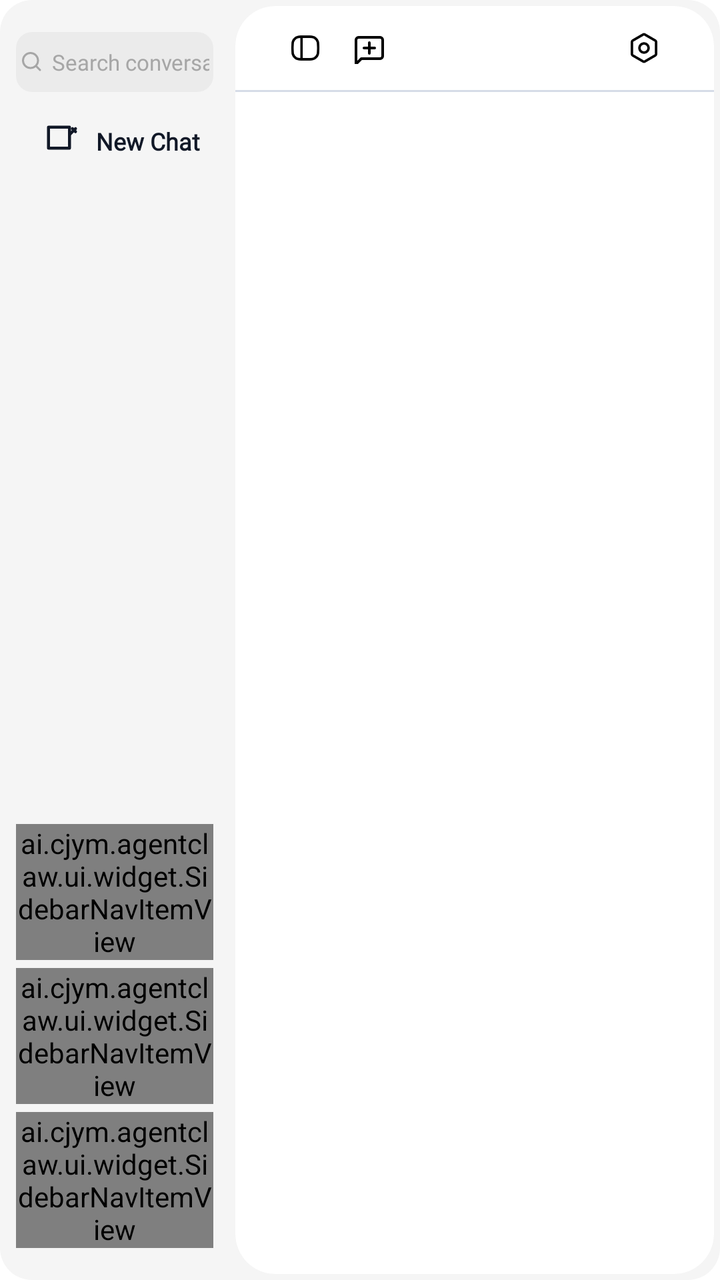
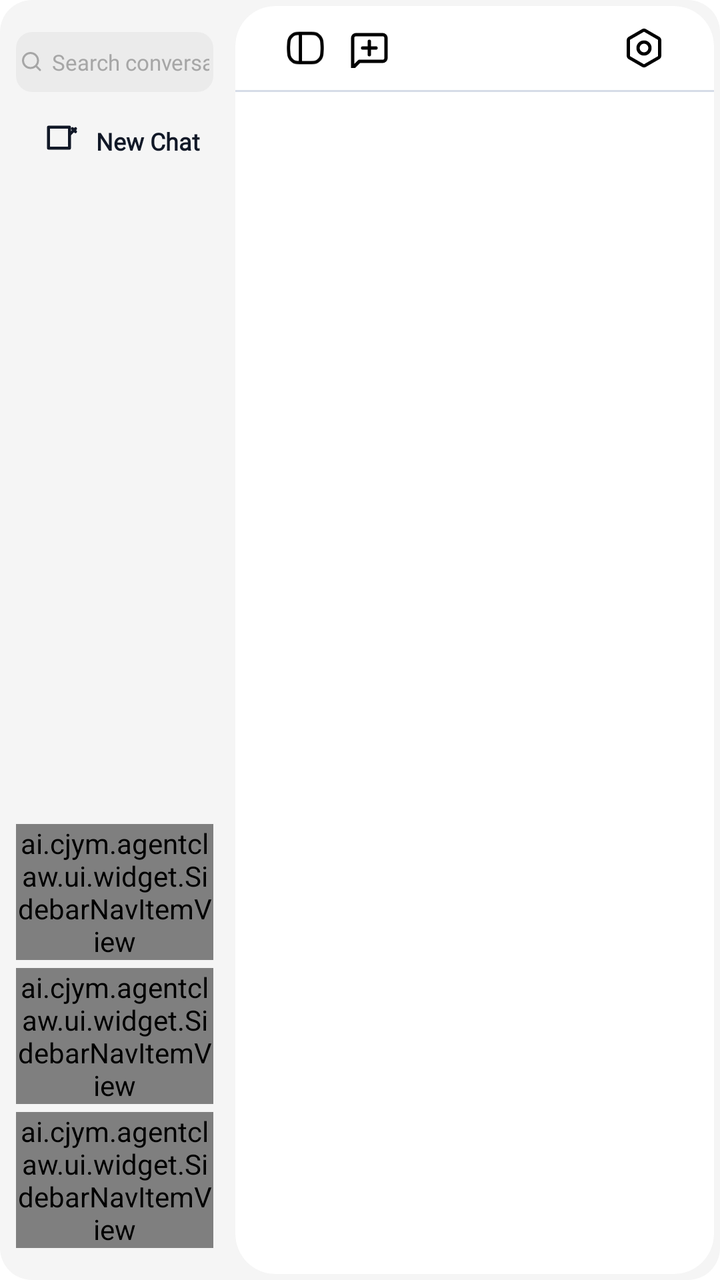

The first picture is an Android layout as it rendered before a commit; the second is the same layout after the commit. The layout source and the unified diff follow.
<!-- AndroidManifest.xml: application theme Theme.AgentClaw -->
<!-- res/layout/activity_shell.xml -->
<?xml version="1.0" encoding="utf-8"?>
<LinearLayout xmlns:android="http://schemas.android.com/apk/res/android"
    xmlns:app="http://schemas.android.com/apk/res-auto"
    android:id="@+id/shellRoot"
    android:layout_width="match_parent"
    android:layout_height="match_parent"
    android:background="@drawable/bg_shell_external"
    android:orientation="horizontal">

    <LinearLayout
        android:id="@+id/sidebarContainer"
        android:layout_width="0dp"
        android:layout_height="match_parent"
        android:layout_weight="1.2"
        android:orientation="vertical"
        android:paddingStart="8dp"
        android:paddingRight="8dp"
        android:paddingTop="16dp"
        android:paddingBottom="16dp">

        <TextView
            android:id="@+id/sidebarSearchInput"
            android:layout_width="match_parent"
            android:layout_height="30dp"
            android:background="@drawable/bg_shell_search_field"
            android:clickable="true"
            android:drawableStart="@drawable/ic_shell_search_small"
            android:drawablePadding="4dp"
            android:focusable="false"
            android:focusableInTouchMode="false"
            android:fontFamily="@font/misans_medium"
            android:gravity="center_vertical"
            android:hint="@string/shell_search_hint"
            android:importantForAutofill="no"
            android:inputType="text"
            android:maxLines="1"
            android:paddingStart="2dp"
            android:paddingEnd="2dp"
            android:textColor="@color/text_primary"
            android:textColorHint="@color/sidebar_muted"
            android:textSize="11sp" />

        <TextView
            android:id="@+id/newChatButton"
            android:layout_width="match_parent"
            android:layout_height="wrap_content"
            android:background="@drawable/bg_shell_session_item"
            android:clickable="true"
            android:drawableStart="@drawable/ic_new_chat"
            android:drawablePadding="8dp"
            android:focusable="true"
            android:fontFamily="@font/misans_medium"
            android:gravity="center_vertical"
            android:maxHeight="45dp"
            android:layout_marginTop="4dp"
            android:minHeight="37dp"
            android:paddingStart="14dp"
            android:paddingTop="4dp"
            android:paddingEnd="4dp"
            android:text="@string/chat_new"
            android:textColor="@color/text_primary"
            android:textSize="12sp"
            android:textStyle="bold"
            android:visibility="visible" />

        <TextView
            android:layout_width="wrap_content"
            android:layout_height="wrap_content"
            android:layout_marginTop="20dp"
            android:visibility="gone"
            android:fontFamily="@font/misans_medium"
            android:text="@string/chat_sessions"
            android:textColor="@color/sidebar_muted"
            android:textSize="12sp"
            android:textStyle="bold" />

        <FrameLayout
            android:layout_width="match_parent"
            android:layout_height="0dp"
            android:layout_weight="1">

            <androidx.recyclerview.widget.RecyclerView
                android:id="@+id/sidebarSessionsRecycler"
                android:layout_width="match_parent"
                android:layout_height="match_parent"
                android:clipToPadding="false"
                android:paddingBottom="16dp" />

            <LinearLayout
                android:id="@+id/sidebarEmptyView"
                android:layout_width="match_parent"
                android:layout_height="match_parent"
                android:gravity="center"
                android:orientation="vertical"
                android:paddingStart="24dp"
                android:paddingEnd="24dp"
                android:visibility="gone">

                <ImageView
                    android:layout_width="40dp"
                    android:layout_height="40dp"
                    android:contentDescription="@null"
                    android:src="@drawable/ic_shell_empty_history" />

                <TextView
                    android:layout_width="wrap_content"
                    android:layout_height="wrap_content"
                    android:layout_marginTop="2dp"
                    android:fontFamily="@font/misans_medium"
                    android:gravity="center"
                    android:text="@string/shell_session_empty"
                    android:textColor="@color/sidebar_muted"
                    android:textSize="10sp" />
            </LinearLayout>
        </FrameLayout>

        <LinearLayout
            android:layout_width="match_parent"
            android:layout_height="wrap_content"
            android:gravity="bottom"
            android:orientation="vertical">

            <ai.cjym.agentclaw.ui.widget.SidebarNavItemView
                android:id="@+id/navIdeas"
                android:layout_width="match_parent"
                android:layout_height="wrap_content"
                app:navIcon="@drawable/ic_shell_ideas"
                app:navIconTint="@color/black"
                app:navText="@string/ideas_title"
                app:navSubtitle="@string/nav_ideas_subtitle" />

            <ai.cjym.agentclaw.ui.widget.SidebarNavItemView
                android:id="@+id/navAgentclawDocs"
                android:layout_width="match_parent"
                android:layout_height="wrap_content"
                android:layout_marginTop="4dp"
                app:navIcon="@mipmap/file"
                app:navIconTint="@color/black"
                app:navText="@string/agentclaw_docs_title"
                app:navSubtitle="@string/agentclaw_docs_subtitle" />









            <ai.cjym.agentclaw.ui.widget.SidebarNavItemView
                android:id="@+id/navSetting"
                android:layout_width="match_parent"
                android:layout_height="wrap_content"
                android:layout_marginTop="4dp"
                app:navIcon="@drawable/ic_shell_setting"
                app:navIconTint="@color/black"
                app:navText="@string/settings_title"
                app:navSubtitle="@string/nav_settings_subtitle" />
        </LinearLayout>
    </LinearLayout>


    <FrameLayout
        android:layout_width="0dp"
        android:layout_height="match_parent"
        android:layout_weight="2.5"
        android:layout_margin="3dp">

        <LinearLayout
            android:clipToOutline="true"
            android:layout_width="match_parent"
            android:layout_height="match_parent"
            android:background="@drawable/bg_chat_screen_surface"
            android:orientation="vertical">

            <LinearLayout
                android:id="@+id/chatHeader"
                android:layout_width="match_parent"
                android:layout_height="wrap_content"
                android:layout_marginHorizontal="18dp"
                android:layout_marginVertical="4dp"
                android:gravity="center_vertical"
                android:orientation="horizontal">

                <ImageButton
                    android:id="@+id/sidebarButton"
                    android:layout_width="34dp"
                    android:layout_height="34dp"
                    android:padding="7dp"
                    android:background="@drawable/bg_chat_icon_button"
                    android:contentDescription="@string/shell_open_sidebar"
                    android:scaleType="fitCenter"
                    android:src="@drawable/ic_chat_sidebar"
                    app:tint="@color/black" />

                <ImageButton
                    android:id="@+id/newConversationButton"
                    android:layout_width="30dp"
                    android:layout_height="30dp"
                    android:padding="7dp"
                    android:background="@drawable/bg_chat_icon_button"
                    android:contentDescription="@string/chat_new"
                    android:scaleType="fitCenter"
                    android:src="@drawable/ic_plus_bubble"
                    app:tint="@color/black" />

                <Space
                    android:layout_width="0dp"
                    android:layout_height="1dp"
                    android:layout_weight="1" />

                <ImageButton
                    android:id="@+id/headerSettingButton"
                    android:layout_width="34dp"
                    android:layout_height="34dp"
                    android:background="@drawable/bg_chat_icon_button"
                    android:contentDescription="@string/settings_title"
                    android:padding="7dp"
                    android:scaleType="fitCenter"
                    android:src="@drawable/ic_shell_setting"
                    app:tint="@color/black" />

                <LinearLayout
                    android:id="@+id/usageChip"
                    android:layout_width="wrap_content"
                    android:layout_height="40dp"
                    android:gravity="center_vertical"
                    android:orientation="horizontal"
                    android:paddingStart="12dp"
                    android:paddingEnd="14dp"
                    android:visibility="gone">

                    <ImageView
                        android:layout_width="24dp"
                        android:layout_height="24dp"
                        android:contentDescription="@null"
                        android:src="@drawable/ic_chat_data"
                        app:tint="@color/gray" />

                    <TextView
                        android:id="@+id/usageText"
                        android:layout_width="wrap_content"
                        android:layout_height="wrap_content"
                        android:layout_marginStart="8dp"
                        android:text="@string/chat_usage_hint"
                        android:textColor="@color/text_secondary"
                        android:textSize="13sp" />
                </LinearLayout>
            </LinearLayout>

            <View
                android:layout_width="match_parent"
                android:layout_height="1dp"
                android:background="@color/stroke_soft" />

            <androidx.fragment.app.FragmentContainerView
                android:id="@+id/shellFragmentContainer"
                android:layout_width="match_parent"
                android:layout_height="0dp"
                android:layout_weight="1" />









        </LinearLayout>

        <LinearLayout
            android:id="@+id/shellTopNotice"
            android:layout_width="wrap_content"
            android:layout_height="wrap_content"
            android:layout_gravity="top|center_horizontal"
            android:layout_marginTop="20dp"
            android:background="@drawable/bg_shell_top_notice"
            android:elevation="18dp"
            android:gravity="center"
            android:orientation="horizontal"
            android:paddingStart="20dp"
            android:paddingTop="10dp"
            android:paddingEnd="20dp"
            android:paddingBottom="10dp"
            android:visibility="gone">

            <ImageView
                android:layout_width="20dp"
                android:layout_height="20dp"
                android:contentDescription="@null"
                android:src="@drawable/ic_shell_notice_warning" />

            <TextView
                android:layout_width="wrap_content"
                android:layout_height="wrap_content"
                android:layout_marginStart="12dp"
                android:fontFamily="@font/misans_medium"
                android:gravity="center"
                android:includeFontPadding="false"
                android:maxLines="1"
                android:text="@string/shell_top_notice_no_network"
                android:textColor="@color/black"
                android:textSize="16sp" />
        </LinearLayout>
    </FrameLayout>
</LinearLayout>
<!-- resources referenced by this layout -->
<resources>
  <color name="black">#FF000000</color>
  <color name="gray">#8C8C8C</color>
  <color name="sidebar_muted">#A6A6A6</color>
  <color name="stroke_soft">#D6DCE7</color>
  <color name="text_primary">#111827</color>
  <color name="text_secondary">#6B7280</color>
  <!-- drawable bg_chat_icon_button (drawable) -->
  <?xml version="1.0" encoding="utf-8"?>
  <selector xmlns:android="http://schemas.android.com/apk/res/android">
      <item android:state_pressed="true">
          <shape>
              <solid android:color="@color/sidebar_selected" />
              <corners android:radius="16dp" />
          </shape>
      </item>
      <item>
          <shape>
              <solid android:color="@android:color/transparent" />
              <corners android:radius="16dp" />
          </shape>
      </item>
  </selector>
  <!-- drawable bg_chat_screen_surface (drawable) -->
  <?xml version="1.0" encoding="utf-8"?>
  <shape xmlns:android="http://schemas.android.com/apk/res/android">
      <solid android:color="@color/surface_card" />
      <corners android:radius="20dp" />
  </shape>
  <!-- drawable bg_shell_external (drawable) -->
  <?xml version="1.0" encoding="utf-8"?>
  <shape xmlns:android="http://schemas.android.com/apk/res/android"
      android:shape="rectangle">
      <corners android:radius="16dp" />
      <solid android:color="@color/surface_primary" />
  
  </shape>
  <!-- drawable bg_shell_search_field (drawable) -->
  <?xml version="1.0" encoding="utf-8"?>
  <shape xmlns:android="http://schemas.android.com/apk/res/android">
      <solid android:color="@color/sidebar_chip" />
      <corners android:radius="8dp" />
  </shape>
  <!-- drawable bg_shell_top_notice (drawable) -->
  <?xml version="1.0" encoding="utf-8"?>
  <shape xmlns:android="http://schemas.android.com/apk/res/android"
      android:shape="rectangle">
      <solid android:color="@color/white" />
      <corners android:radius="16dp" />
      <stroke
          android:width="1dp"
          android:color="#29000000" />
  </shape>
  <string name="agentclaw_docs_subtitle">文件与分享</string>
  <string name="agentclaw_docs_title">claw docs</string>
  <string name="chat_new">New Chat</string>
  <string name="chat_sessions">Conversations</string>
  <string name="chat_usage_hint">Used %1$s, %2$s%% remaining</string>
  <string name="ideas_title">Ideas</string>
  <string name="nav_ideas_subtitle">提示词模板</string>
  <string name="nav_settings_subtitle">技能和关于</string>
  <string name="settings_title">Settings</string>
  <string name="shell_open_sidebar">Open sidebar</string>
  <string name="shell_search_hint">Search conversations</string>
  <string name="shell_session_empty">No history dialogues available</string>
  <string name="shell_top_notice_no_network">无网络，请检查连接</string>
  <style name="Theme.AgentClaw" parent="Base.Theme.AgentClaw" />
  <color name="sidebar_selected">#04000000</color>
  <color name="surface_card">#FFFFFFFF</color>
  <color name="surface_primary">#F5F5F5</color>
  <color name="sidebar_chip">#0A000000</color>
  <color name="black_alpha_4">#0A000000</color>
  <color name="white">#FFFFFFFF</color>
  <style name="Base.Theme.AgentClaw" parent="Theme.Material3.DayNight.NoActionBar">
          
          <item name="android:defaultFocusHighlightEnabled" tools:targetApi="o">false</item>
          <item name="android:statusBarColor">@color/white</item>
          <item name="android:navigationBarColor">@color/white</item>
          <item name="android:windowLightStatusBar">true</item>
          <item name="android:windowLightNavigationBar" tools:targetApi="o_mr1">true</item>
          <item name="colorPrimary">@color/brand_primary</item>
          <item name="android:colorBackground">@color/white</item>
          <item name="android:windowBackground">@color/white</item>
      </style>
  <color name="brand_primary">#3978F3</color>
  <!-- unchanged entries left out for length: 11 -->
</resources>

<!-- the commit's change to res/layout/activity_shell.xml (unified diff, before → after) -->
@@ -186,7 +186,7 @@
                     android:id="@+id/sidebarButton"
                     android:layout_width="34dp"
                     android:layout_height="34dp"
-                    android:padding="7dp"
+                    android:padding="4dp"
                     android:background="@drawable/bg_chat_icon_button"
                     android:contentDescription="@string/shell_open_sidebar"
                     android:scaleType="fitCenter"
@@ -197,7 +197,7 @@
                     android:id="@+id/newConversationButton"
                     android:layout_width="30dp"
                     android:layout_height="30dp"
-                    android:padding="7dp"
+                    android:padding="5dp"
                     android:background="@drawable/bg_chat_icon_button"
                     android:contentDescription="@string/chat_new"
                     android:scaleType="fitCenter"
@@ -215,7 +215,7 @@
                     android:layout_height="34dp"
                     android:background="@drawable/bg_chat_icon_button"
                     android:contentDescription="@string/settings_title"
-                    android:padding="7dp"
+                    android:padding="4dp"
                     android:scaleType="fitCenter"
                     android:src="@drawable/ic_shell_setting"
                     app:tint="@color/black" />
